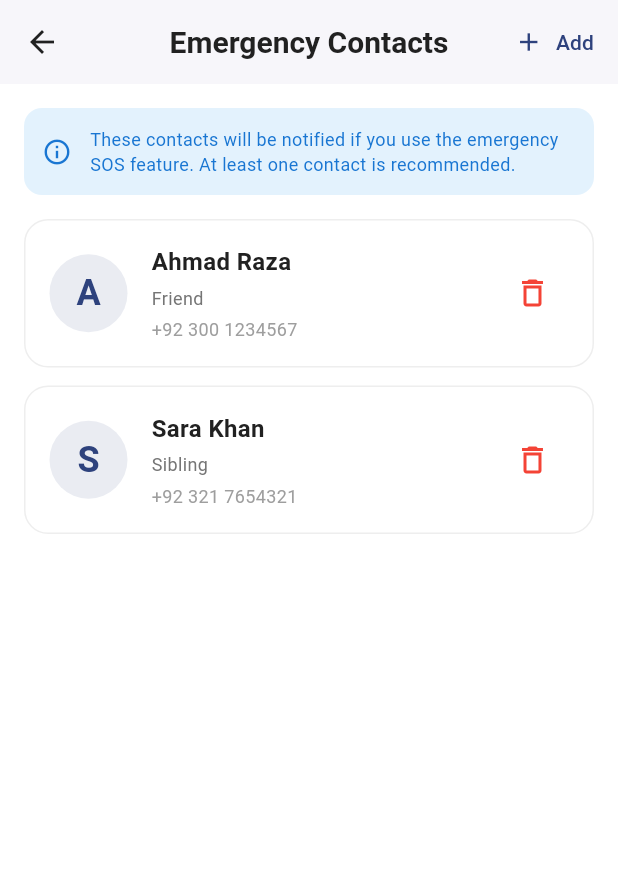
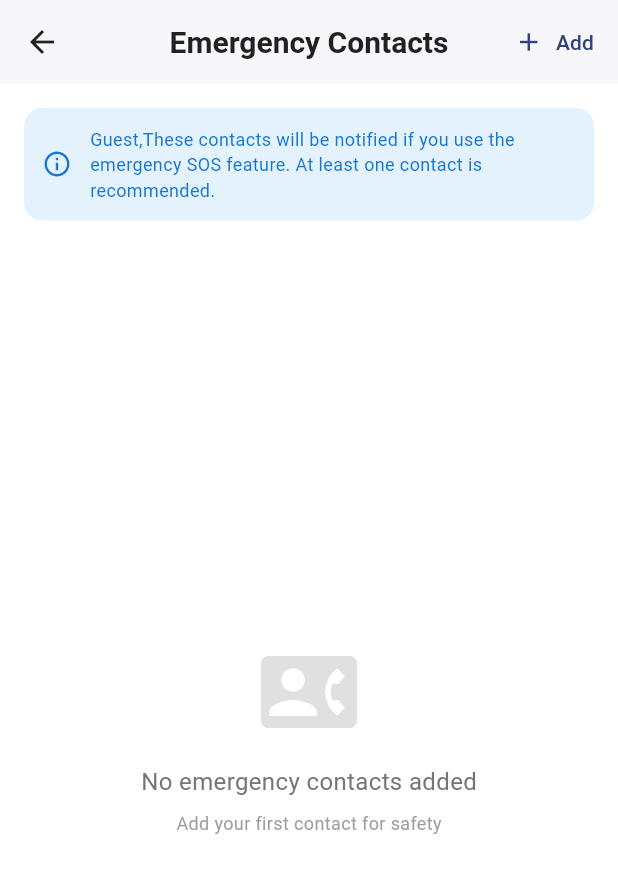
Before and after one commit to Asad-Farooq4421/comsastscarpool, a Flutter app: the EmergencyContactsScreen screen opened by its route, after a tap on "Add", after a tap on "Cancel", on a phone screen of 412 x 824 dp. Shown: the top 873 px of the screen. Run offline on Flutter 3.47's test engine with Material 3 defaults, Android fonts, the phone set to English and light mode, and no system bars.

Commit message:
emergency_contacts_screen.dart updated for current user

```diff
--- a/lib/models/emergency_contact_model.dart
+++ b/lib/models/emergency_contact_model.dart
@@ -1,11 +1,13 @@
 class EmergencyContact {
   final String id;
+  final String userId;  // ← ADD THIS - Which user does this contact belong to?
   final String name;
   final String phone;
   final String relationship;
 
   EmergencyContact({
     required this.id,
+    required this.userId,  // ← ADD THIS
     required this.name,
     required this.phone,
     required this.relationship,
@@ -15,6 +17,7 @@ class EmergencyContact {
   Map<String, dynamic> toMap() {
     return {
       'id': id,
+      'userId': userId,  // ← ADD THIS
       'name': name,
       'phone': phone,
       'relationship': relationship,
@@ -25,6 +28,7 @@ class EmergencyContact {
   factory EmergencyContact.fromMap(Map<String, dynamic> map) {
     return EmergencyContact(
       id: map['id'],
+      userId: map['userId'],  // ← ADD THIS
       name: map['name'],
       phone: map['phone'],
       relationship: map['relationship'],
--- a/lib/screens/profile/emergency_contacts_screen.dart
+++ b/lib/screens/profile/emergency_contacts_screen.dart
@@ -2,6 +2,8 @@ import 'package:flutter/material.dart';
 import '../../constants/colors.dart';
 import '../../constants/text_styles.dart';
 import '../../models/emergency_contact_model.dart';
+import '../../data/dummy_emergency_contacts.dart';  // ← Import dummy data with store logic
+import '../../data/dummy_users.dart';  // ← For getCurrentUserName()
 
 class EmergencyContactsScreen extends StatefulWidget {
   const EmergencyContactsScreen({super.key});
@@ -30,25 +32,22 @@ class _EmergencyContactsScreenState extends State<EmergencyContactsScreen> {
   @override
   void initState() {
     super.initState();
-    _loadDummyContacts();
+    _loadContacts();
   }
 
-  void _loadDummyContacts() {
-    // Dummy data for demo
-    contacts = [
-      EmergencyContact(
-        id: '1',
-        name: 'Ahmad Raza',
-        phone: '+92 300 1234567',
-        relationship: 'Friend',
-      ),
-      EmergencyContact(
-        id: '2',
-        name: 'Sara Khan',
-        phone: '+92 321 7654321',
-        relationship: 'Sibling',
-      ),
-    ];
+  @override
+  void dispose() {
+    nameController.dispose();  // ← IMPORTANT: Dispose controllers!
+    phoneController.dispose();
+    super.dispose();
+  }
+
+
+  void _loadContacts() {
+    // ✅ Get contacts for CURRENT logged-in user only
+    setState(() {
+      contacts = getCurrentUserEmergencyContacts();
+    });
   }
 
   void _addContact() {
@@ -61,15 +60,15 @@ class _EmergencyContactsScreenState extends State<EmergencyContactsScreen> {
       return;
     }
 
-    final newContact = EmergencyContact(
-      id: DateTime.now().millisecondsSinceEpoch.toString(),
+    // ✅ Add contact for current user using store logic
+    addEmergencyContactForCurrentUser(
       name: nameController.text.trim(),
       phone: phoneController.text.trim(),
       relationship: selectedRelationship,
     );
 
     setState(() {
-      contacts.add(newContact);
+      contacts = getCurrentUserEmergencyContacts();  // Refresh list
       isAdding = false;
       nameController.clear();
       phoneController.clear();
@@ -92,8 +91,11 @@ class _EmergencyContactsScreenState extends State<EmergencyContactsScreen> {
           ),
           TextButton(
             onPressed: () {
+              // ✅ Delete contact using store logic
+              deleteEmergencyContact(id);
+
               setState(() {
-                contacts.removeWhere((contact) => contact.id == id);
+                contacts = getCurrentUserEmergencyContacts();  // Refresh list
               });
               Navigator.pop(context);
               _showSuccess('Contact deleted');
@@ -117,6 +119,12 @@ class _EmergencyContactsScreenState extends State<EmergencyContactsScreen> {
     );
   }
 
+  void _refreshContacts() {
+    setState(() {
+      contacts = getCurrentUserEmergencyContacts();
+    });
+  }
+
   void _showSuccess(String message) {
     ScaffoldMessenger.of(context).showSnackBar(
       SnackBar(
@@ -131,6 +139,9 @@ class _EmergencyContactsScreenState extends State<EmergencyContactsScreen> {
 
   @override
   Widget build(BuildContext context) {
+    // Get current user name for header
+    final currentUserName = getCurrentUserName();
+
     return Scaffold(
       backgroundColor: Colors.white,
       appBar: AppBar(
@@ -152,9 +163,13 @@ class _EmergencyContactsScreenState extends State<EmergencyContactsScreen> {
             ),
         ],
       ),
-      body: Column(
+      body: RefreshIndicator(  // ← Add pull to refresh
+        onRefresh: () async {
+          _refreshContacts();
+        },
+        child: Column(
         children: [
-          // Info Banner
+          // Info Banner with current user name
           Container(
             margin: const EdgeInsets.all(16),
             padding: const EdgeInsets.all(12),
@@ -168,7 +183,7 @@ class _EmergencyContactsScreenState extends State<EmergencyContactsScreen> {
                 const SizedBox(width: 12),
                 Expanded(
                   child: Text(
-                    'These contacts will be notified if you use the emergency SOS feature. At least one contact is recommended.',
+                    '$currentUserName,These contacts will be notified if you use the emergency SOS feature. At least one contact is recommended.',
                     style: AppTextStyles.caption.copyWith(
                       color: Colors.blue.shade700,
                     ),
@@ -191,10 +206,11 @@ class _EmergencyContactsScreenState extends State<EmergencyContactsScreen> {
               itemBuilder: (context, index) {
                 final contact = contacts[index];
                 return _buildContactCard(contact);
-              },
-            ),
-          ),
-        ],
+                },
+              ),
+           ),
+          ],
+        ),
       ),
     );
   }
@@ -249,7 +265,7 @@ class _EmergencyContactsScreenState extends State<EmergencyContactsScreen> {
 
           // Relationship Dropdown
           DropdownButtonFormField<String>(
-            value: selectedRelationship,
+            initialValue: selectedRelationship,
             decoration: InputDecoration(
               border: OutlineInputBorder(
                 borderRadius: BorderRadius.circular(12),
@@ -327,12 +343,12 @@ class _EmergencyContactsScreenState extends State<EmergencyContactsScreen> {
             width: 52,
             height: 52,
             decoration: BoxDecoration(
-              color: AppColors.primary.withOpacity(0.1),
+              color: AppColors.primary.withAlpha(25),
               shape: BoxShape.circle,
             ),
             child: Center(
               child: Text(
-                contact.name[0].toUpperCase(),
+                contact.name.isNotEmpty ? contact.name[0].toUpperCase() : '?',
                 style: TextStyle(
                   fontSize: 24,
                   fontWeight: FontWeight.bold,
```
Also changed, not shown: lib/data/dummy_emergency_contacts.dart (added, +97 -0 lines).
